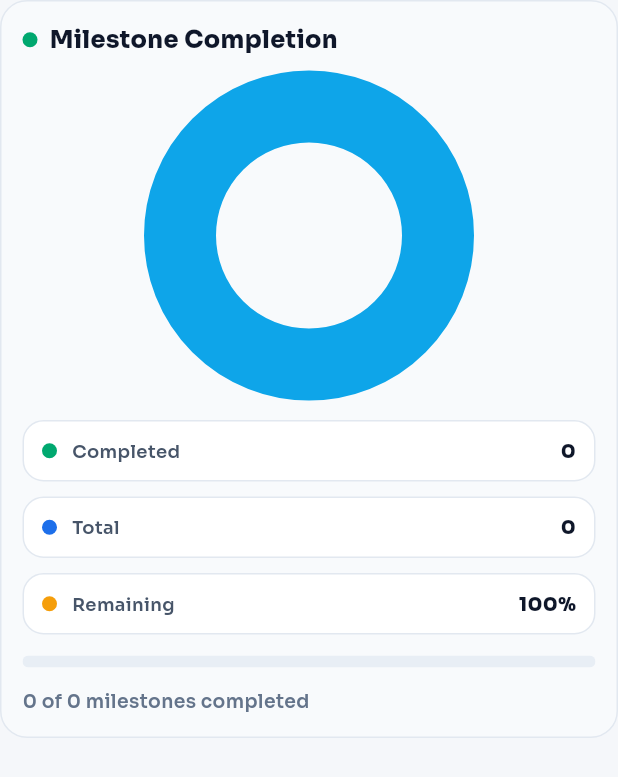
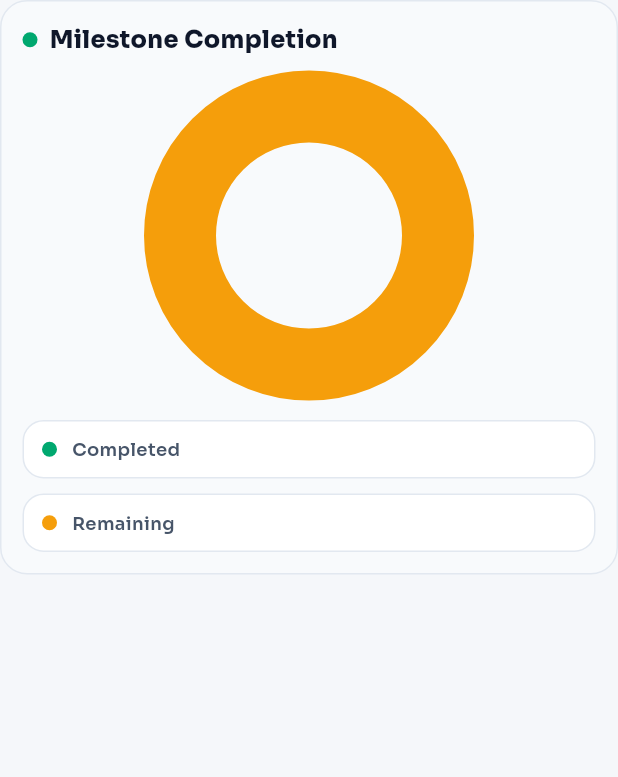
Before and after one commit to Sshinde77/MyCRM, a Flutter app: the _MilestoneCompletionCard widget shown alone on an empty page, opened directly with empty values, on a phone screen of 412 x 824 dp. Shown: the top 777 px of the screen. Run offline on Flutter 3.47's test engine with Material 3 defaults, Android fonts, the phone set to English and light mode, and no system bars; drawn by our look-alikes of fl_chart; our stand-ins replace device_info_plus, dio, file_picker, firebase_core, firebase_messaging, flutter_html and 11 more; missing offline and left inert: country_state_city_selector, syncfusion_flutter_pdfviewer; accounts and stored records are empty; statements that could not run were skipped.

Commit message:
some thing change in project reports

```diff
--- a/lib/screens/project_reports_screen.dart
+++ b/lib/screens/project_reports_screen.dart
@@ -876,7 +876,6 @@ class _OverdueTasksTrendCard extends StatelessWidget {
               barWidth: 2,
               dotData: const FlDotData(show: false),
               belowBarData: BarAreaData(show: false),
-
             ),
           ],
           titlesData: FlTitlesData(
@@ -951,8 +950,8 @@ class _MilestoneCompletionCard extends StatelessWidget {
     return LayoutBuilder(
       builder: (context, constraints) {
         final compact = constraints.maxWidth < 460;
-        final progressColor = _statusColor('in progress');
-        final remainingColor = _statusColor('not started');
+        const completedColor = Color(0xFF00A86F);
+        const remainingColor = Color(0xFFF59E0B);
         final remainingPercent = ((1 - safeProgress).clamp(0.0, 1.0) * 100)
             .toStringAsFixed(0);
         final completedValue = completed.toDouble().clamp(0.0, double.infinity);
@@ -970,7 +969,7 @@ class _MilestoneCompletionCard extends StatelessWidget {
               sections: [
                 PieChartSectionData(
                   value: completedValue,
-                  color: progressColor,
+                  color: completedColor,
                   radius: 48,
                   title: total <= 0 ? '' : '$percent%',
                   titleStyle: AppTextStyles.style(
@@ -994,33 +993,9 @@ class _MilestoneCompletionCard extends StatelessWidget {
         final summary = Column(
           crossAxisAlignment: CrossAxisAlignment.start,
           children: [
-            _CompletionMetric(
-              label: 'Completed',
-              value: '$completed',
-              accent: progressColor,
-            ),
+            _CompletionMetric(label: 'Completed', accent: completedColor),
             const SizedBox(height: 10),
-            _CompletionMetric(
-              label: 'Total',
-              value: '$total',
-              accent: const Color(0xFF1D6FEA),
-            ),
-            const SizedBox(height: 10),
-            _CompletionMetric(
-              label: 'Remaining',
-              value: '$remainingPercent%',
-              accent: const Color(0xFFF59E0B),
-            ),
-            const SizedBox(height: 14),
-            ClipRRect(
-              borderRadius: BorderRadius.circular(999),
-              child: LinearProgressIndicator(
-                value: safeProgress,
-                minHeight: 8,
-                backgroundColor: const Color(0xFFE8EEF5),
-                valueColor: AlwaysStoppedAnimation(progressColor),
-              ),
-            ),
+            _CompletionMetric(label: 'Remaining', accent: remainingColor),
           ],
         );
 
@@ -1040,7 +1015,7 @@ class _MilestoneCompletionCard extends StatelessWidget {
                     width: 10,
                     height: 10,
                     decoration: BoxDecoration(
-                      color: progressColor,
+                      color: completedColor,
                       shape: BoxShape.circle,
                     ),
                   ),
@@ -1067,18 +1042,6 @@ class _MilestoneCompletionCard extends StatelessWidget {
                     Expanded(child: summary),
                   ],
                 ),
-              const SizedBox(height: 14),
-              Align(
-                alignment: Alignment.centerLeft,
-                child: Text(
-                  '$completed of $total milestones completed',
-                  style: AppTextStyles.style(
-                    color: const Color(0xFF64748B),
-                    fontSize: 12.5,
-                    fontWeight: FontWeight.w600,
-                  ),
-                ),
-              ),
             ],
           ),
         );
@@ -1088,14 +1051,9 @@ class _MilestoneCompletionCard extends StatelessWidget {
 }
 
 class _CompletionMetric extends StatelessWidget {
-  const _CompletionMetric({
-    required this.label,
-    required this.value,
-    required this.accent,
-  });
+  const _CompletionMetric({required this.label, required this.accent});
 
   final String label;
-  final String value;
   final Color accent;
 
   @override
@@ -1124,14 +1082,6 @@ class _CompletionMetric extends StatelessWidget {
                 fontSize: 12,
                 fontWeight: FontWeight.w600,
               ),
-            ),
-          ),
-          Text(
-            value,
-            style: AppTextStyles.style(
-              color: const Color(0xFF0F172A),
-              fontSize: 13,
-              fontWeight: FontWeight.w800,
             ),
           ),
         ],
```
